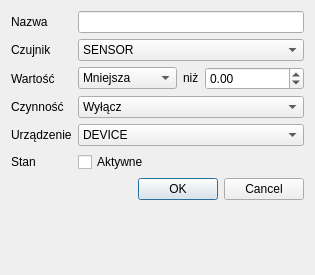
The window that interface/eventdialog.ui (Kuszki/AVR-Sensors) describes before a commit, drawn with Qt 5.
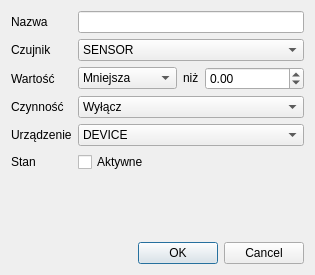
The same window after the commit. Icons and pictures are not drawn.

The edit to the form file:
```diff
--- a/interface/eventdialog.ui
+++ b/interface/eventdialog.ui
@@ -17,10 +17,7 @@
    <iconset resource="../common.qrc">
     <normaloff>:/icons/icon_options</normaloff>:/icons/icon_options</iconset>
   </property>
-  <layout class="QFormLayout" name="formLayout">
-   <property name="fieldGrowthPolicy">
-    <enum>QFormLayout::AllNonFixedFieldsGrow</enum>
-   </property>
+  <layout class="QGridLayout" name="gridLayout">
    <item row="0" column="0">
     <widget class="QLabel" name="labelName">
      <property name="text">
@@ -146,7 +143,7 @@
      </property>
     </widget>
    </item>
-   <item row="6" column="0" colspan="2">
+   <item row="7" column="0" colspan="2">
     <widget class="QDialogButtonBox" name="buttonBox">
      <property name="orientation">
       <enum>Qt::Horizontal</enum>
@@ -156,6 +153,19 @@
      </property>
     </widget>
    </item>
+   <item row="6" column="0" colspan="2">
+    <spacer name="verticalSpacer">
+     <property name="orientation">
+      <enum>Qt::Vertical</enum>
+     </property>
+     <property name="sizeHint" stdset="0">
+      <size>
+       <width>20</width>
+       <height>0</height>
+      </size>
+     </property>
+    </spacer>
+   </item>
   </layout>
  </widget>
  <resources>
```
Left out of the diff: 18 changed lines with no effect on the pictures.
